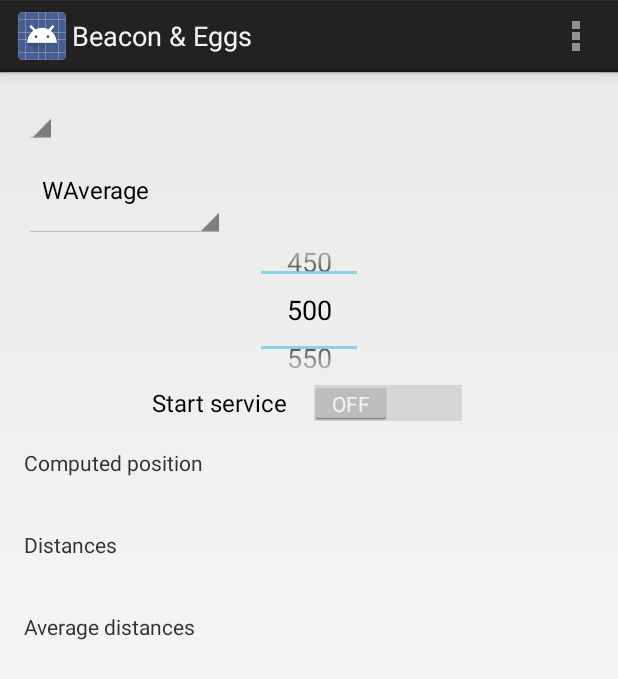
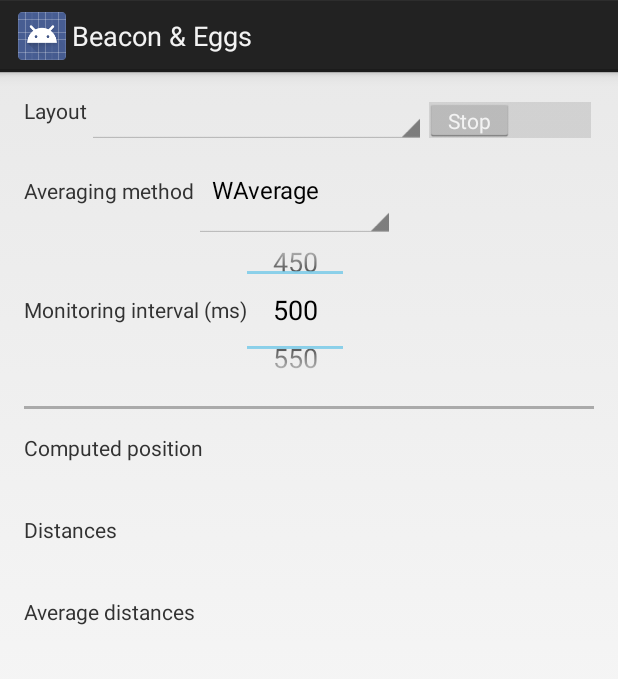
Before and after one commit to iskandarzzzz/beacon-eggs-android, an Android app: the screen it shows after launch (Home), on a phone screen of 412 x 824 dp. Shown: the top 679 px of the screen. Run offline under Robolectric (Android 15) with nearby library versions, the phone set to English and light mode, and no system bars; libraries missing offline, so code that uses them is left out: beaconeggs.core, com.loopj.android; 1 statement that could not run was skipped.

Commit message:
Update and clean UI

```diff
--- a/app/src/main/java/beaconeggs/android/Home.java
+++ b/app/src/main/java/beaconeggs/android/Home.java
@@ -204,7 +204,7 @@ public class Home extends BaseActivity {
     @Override
     public boolean onCreateOptionsMenu(Menu menu) {
         // Inflate the menu; this adds items to the action bar if it is present.
-        getMenuInflater().inflate(R.menu.home, menu);
+        //getMenuInflater().inflate(R.menu.home, menu);
         return true;
     }
 
--- a/app/src/main/java/beaconeggs/android/editorModel/EditorLayout.java
+++ b/app/src/main/java/beaconeggs/android/editorModel/EditorLayout.java
@@ -20,11 +20,7 @@ public class EditorLayout {
     }
 
     public String toString() {
-        StringBuilder sb = new StringBuilder();
-        sb.append('\n')
-                .append("name").append('\t').append(name).append('\n')
-                .append("wdgets").append('\t').append(widgets).append('\n');
-        return sb.toString();
+        return name;
     }
 
     public int getPxPerMeter() {
--- a/app/src/main/res/layout/activity_home.xml
+++ b/app/src/main/res/layout/activity_home.xml
@@ -10,60 +10,101 @@
               android:paddingTop="@dimen/activity_vertical_margin"
               tools:context=".Home">
 
+    <LinearLayout
+        android:layout_width="match_parent"
+        android:layout_height="wrap_content"
+        android:orientation="horizontal">
+
+        <TextView
+            android:layout_width="wrap_content"
+            android:layout_height="wrap_content"
+            android:text="Layout"/>
+
         <Spinner
             android:id="@+id/layouts"
-        android:layout_width="wrap_content"
-        android:layout_height="wrap_content" />
-
-    <Spinner
-        android:id="@+id/filter_method"
-        android:layout_width="wrap_content"
-        android:layout_height="wrap_content" />
-
-    <NumberPicker
-        android:id="@+id/foreground_scan_period"
-        android:layout_width="wrap_content"
-        android:layout_height="96dp"
-        android:layout_gravity="center_horizontal" />
+            android:layout_width="0dp"
+            android:layout_height="wrap_content"
+            android:layout_weight="1"/>
 
         <Switch
             android:id="@+id/switch_start"
             android:layout_width="wrap_content"
             android:layout_height="wrap_content"
-        android:layout_gravity="center_horizontal"
-        android:text="Start service" />
+            android:layout_gravity="end|center_vertical"
+            android:textOff="Stop"
+            android:textOn="Start"/>
+    </LinearLayout>
+
+    <LinearLayout
+        android:layout_width="match_parent"
+        android:layout_height="wrap_content"
+        android:orientation="horizontal">
+
+        <TextView
+            android:layout_width="wrap_content"
+            android:layout_height="wrap_content"
+            android:text="Averaging method"/>
+
+        <Spinner
+            android:id="@+id/filter_method"
+            android:layout_width="wrap_content"
+            android:layout_height="wrap_content"/>
+    </LinearLayout>
+
+    <LinearLayout
+        android:layout_width="match_parent"
+        android:layout_height="wrap_content"
+        android:orientation="horizontal">
+
+        <TextView
+            android:layout_width="wrap_content"
+            android:layout_height="wrap_content"
+            android:layout_gravity="center_vertical"
+            android:text="Monitoring interval (ms)"/>
+
+        <NumberPicker
+            android:id="@+id/foreground_scan_period"
+            android:layout_width="wrap_content"
+            android:layout_height="96dp"/>
+    </LinearLayout>
+
+    <View
+        android:layout_width="match_parent"
+        android:layout_height="2dp"
+        android:layout_marginTop="16dp"
+        android:background="@android:color/darker_gray"/>
 
     <TextView
         android:layout_width="wrap_content"
         android:layout_height="wrap_content"
         android:layout_marginTop="16dp"
-        android:text="@string/computed_position" />
+        android:text="@string/computed_position"/>
 
     <TextView
         android:id="@+id/computed_position"
         android:layout_width="wrap_content"
-        android:layout_height="wrap_content" />
+        android:layout_height="wrap_content"/>
 
     <TextView
         android:layout_width="wrap_content"
         android:layout_height="wrap_content"
         android:layout_marginTop="16dp"
-        android:text="Distances" />
+        android:text="Distances"/>
 
     <TextView
         android:id="@+id/distances"
         android:layout_width="wrap_content"
-        android:layout_height="wrap_content" />
+        android:layout_height="wrap_content"/>
 
     <TextView
         android:layout_width="wrap_content"
         android:layout_height="wrap_content"
         android:layout_marginTop="16dp"
-        android:text="Average distances" />
+        android:text="Average distances"/>
 
     <TextView
         android:id="@+id/processedDistances"
         android:layout_width="wrap_content"
-        android:layout_height="wrap_content" />
+        android:layout_height="wrap_content"/>
 
 </LinearLayout>
```
Lines whose indentation alone changed are shown as unchanged.
